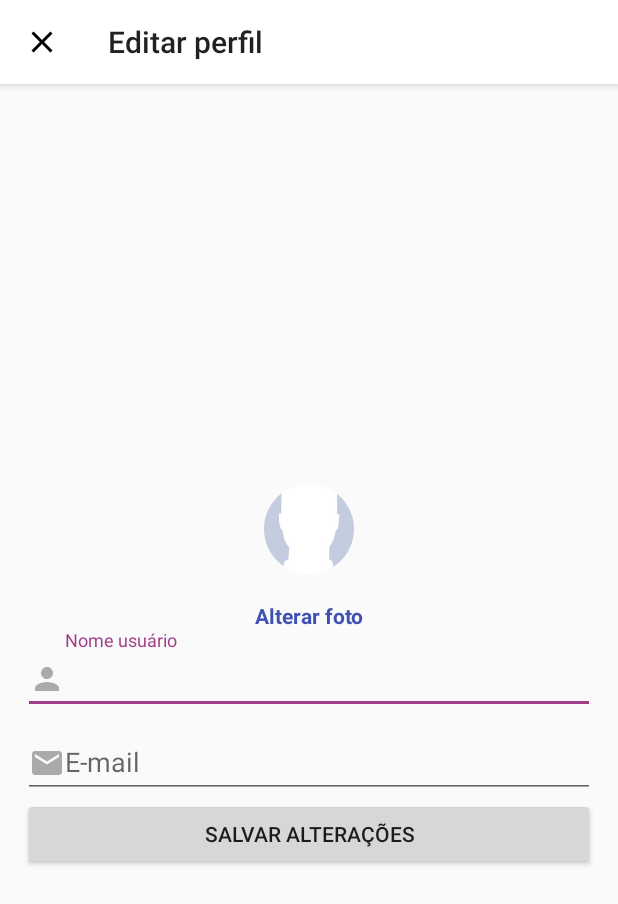
After one commit to natanaelsantosbr/android-instagram-clone, an Android app: the EditarPerfilActivity screen opened directly, with no data from a screen before it, on a phone screen of 412 x 824 dp. The commit adds this screen. Shown: the top 904 px of the screen. Run offline under Robolectric (Android 15) with nearby library versions, the phone set to English and light mode, and no system bars; our stand-ins replace CircleImageView.

Commit message:
Criar tela de Alteração de dados

```diff
--- /dev/null
+++ b/app/src/main/java/br/natanael/android/instagram/activity/EditarPerfilActivity.java
@@ -0,0 +1,27 @@
+package br.natanael.android.instagram.activity;
+
+import androidx.appcompat.app.AppCompatActivity;
+import androidx.appcompat.widget.Toolbar;
+
+import android.os.Bundle;
+
+import br.natanael.android.instagram.R;
+
+public class EditarPerfilActivity extends AppCompatActivity {
+
+    @Override
+    protected void onCreate(Bundle savedInstanceState) {
+        super.onCreate(savedInstanceState);
+        setContentView(R.layout.activity_editar_perfil);
+
+        Toolbar toolbar = findViewById(R.id.toolbarPrincipal);
+        toolbar.setTitle("Editar perfil");
+        setSupportActionBar(toolbar);
+
+        //Habilitar botao voltar
+        getSupportActionBar().setDisplayHomeAsUpEnabled(true);
+
+        //Alterar o icone do botao voltar
+        getSupportActionBar().setHomeAsUpIndicator(R.drawable.ic_close_black_24dp);
+    }
+}
--- /dev/null
+++ b/app/src/main/res/drawable/ic_close_black_24dp.xml
@@ -0,0 +1,9 @@
+<vector xmlns:android="http://schemas.android.com/apk/res/android"
+        android:width="24dp"
+        android:height="24dp"
+        android:viewportWidth="24.0"
+        android:viewportHeight="24.0">
+    <path
+        android:fillColor="#FF000000"
+        android:pathData="M19,6.41L17.59,5 12,10.59 6.41,5 5,6.41 10.59,12 5,17.59 6.41,19 12,13.41 17.59,19 19,17.59 13.41,12z"/>
+</vector>
--- /dev/null
+++ b/app/src/main/res/drawable/ic_email_black_24dp.xml
@@ -0,0 +1,9 @@
+<vector xmlns:android="http://schemas.android.com/apk/res/android"
+        android:width="24dp"
+        android:height="24dp"
+        android:viewportWidth="24.0"
+        android:viewportHeight="24.0">
+    <path
+        android:fillColor="#FF000000"
+        android:pathData="M20,4L4,4c-1.1,0 -1.99,0.9 -1.99,2L2,18c0,1.1 0.9,2 2,2h16c1.1,0 2,-0.9 2,-2L22,6c0,-1.1 -0.9,-2 -2,-2zM20,8l-8,5 -8,-5L4,6l8,5 8,-5v2z"/>
+</vector>
--- /dev/null
+++ b/app/src/main/res/layout/activity_editar_perfil.xml
@@ -0,0 +1,66 @@
+<?xml version="1.0" encoding="utf-8"?>
+<LinearLayout xmlns:android="http://schemas.android.com/apk/res/android"
+    xmlns:app="http://schemas.android.com/apk/res-auto"
+    xmlns:tools="http://schemas.android.com/tools"
+    android:layout_width="match_parent"
+    android:layout_height="match_parent"
+    android:orientation="vertical"
+    tools:context=".activity.EditarPerfilActivity">
+
+    <include layout="@layout/toolbar" />
+
+    <LinearLayout
+        android:layout_width="match_parent"
+        android:layout_height="match_parent"
+        android:gravity="center"
+        android:orientation="vertical"
+        android:padding="15dp">
+
+        <de.hdodenhof.circleimageview.CircleImageView
+            android:id="@+id/imagePerfil"
+            android:layout_width="60dp"
+            android:layout_height="96dp"
+            android:src="@drawable/avatar" />
+
+        <TextView
+            android:id="@+id/textView2"
+            android:layout_width="match_parent"
+            android:layout_height="wrap_content"
+            android:gravity="center"
+            android:text="Alterar foto"
+            android:textColor="@color/azulEscuro"
+            android:textStyle="bold" />
+
+        <com.google.android.material.textfield.TextInputLayout
+            android:layout_width="match_parent"
+            android:layout_height="wrap_content">
+
+            <com.google.android.material.textfield.TextInputEditText
+                android:layout_width="match_parent"
+                android:layout_height="wrap_content"
+                android:drawableLeft="@drawable/ic_perfil_preto_24dp"
+                android:hint="Nome usuário"
+                android:drawableTint="@android:color/darker_gray"/>
+        </com.google.android.material.textfield.TextInputLayout>
+
+        <com.google.android.material.textfield.TextInputLayout
+            android:layout_width="match_parent"
+            android:layout_height="wrap_content">
+
+            <com.google.android.material.textfield.TextInputEditText
+                android:layout_width="match_parent"
+                android:layout_height="wrap_content"
+                android:drawableLeft="@drawable/ic_email_black_24dp"
+                android:hint="E-mail"
+                android:drawableTint="@android:color/darker_gray" />
+
+        </com.google.android.material.textfield.TextInputLayout>
+
+        <Button
+            android:id="@+id/button"
+            android:layout_width="match_parent"
+            android:layout_height="wrap_content"
+            android:text="Salvar Alterações" />
+    </LinearLayout>
+
+</LinearLayout>
--- a/app/src/main/res/values/colors.xml
+++ b/app/src/main/res/values/colors.xml
@@ -2,7 +2,8 @@
 <resources>
     <color name="colorPrimary">@android:color/white</color>
     <color name="colorPrimaryDark">@android:color/black</color>
-    <color name="colorAccent">#D81B60</color>
+    <color name="colorAccent">#a03d89</color>
     <color name="cinza_medio">#DBDBDB</color>
     <color name="roxo">#462759</color>
+    <color name="azulEscuro">#3f51b5</color>
 </resources>
```
Also changed, not shown: app/src/main/AndroidManifest.xml (+7 -2 lines), app/src/main/java/br/natanael/android/instagram/fragment/PerfilFragment.java (+35 -1 lines), app/src/main/res/layout/fragment_perfil.xml (+9 -9 lines).
